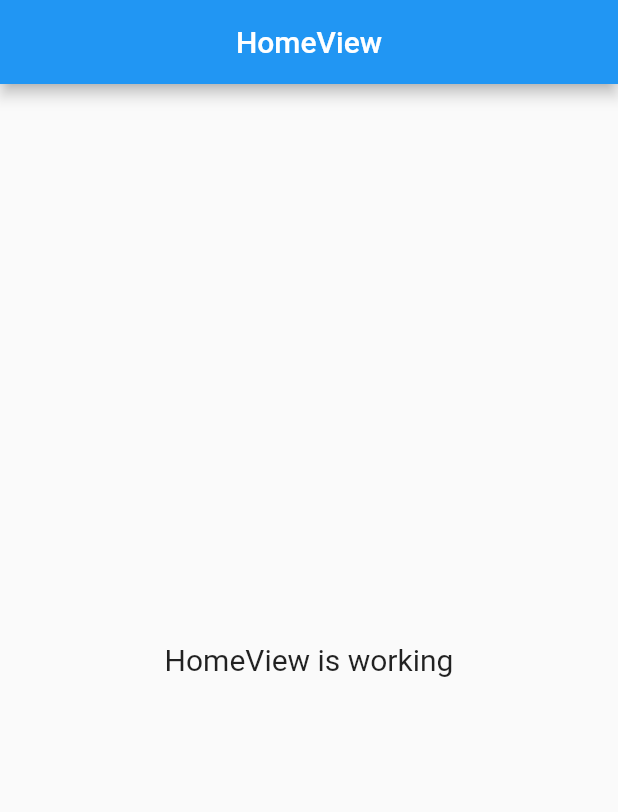
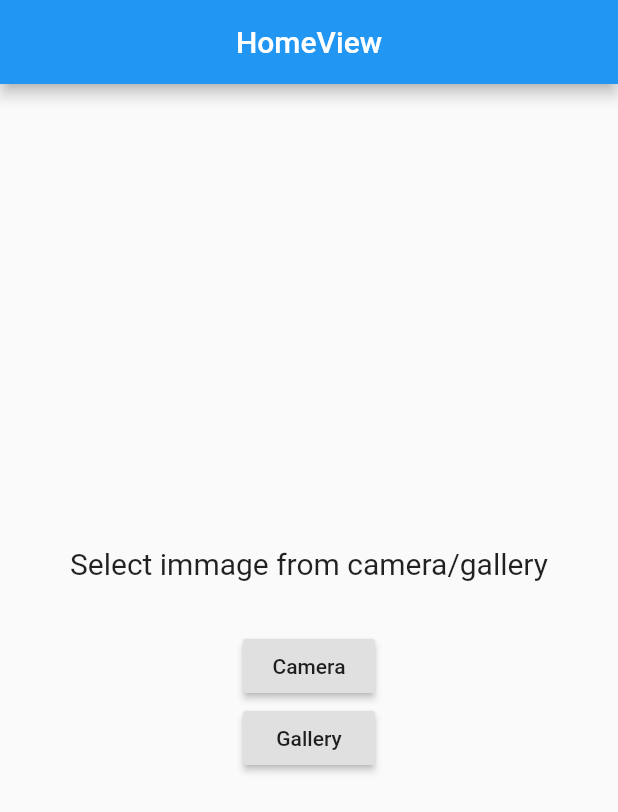
Before and after one commit to farhadhossen/image_picker_getx, a Flutter app: the screen it shows after launch, on a phone screen of 412 x 824 dp. Shown: the top 812 px of the screen. Run offline on Flutter 3.47's test engine with Material 2 defaults, Android fonts, the phone set to English and light mode, and no system bars; our stand-ins replace get, image_picker.

Commit message:
image selection from camera and gallery is done

```diff
--- a/lib/app/modules/home/views/home_view.dart
+++ b/lib/app/modules/home/views/home_view.dart
@@ -1,8 +1,10 @@
 import 'package:flutter/material.dart';
 
 import 'package:get/get.dart';
+import 'package:image_picker/image_picker.dart';
 
 import '../controllers/home_controller.dart';
+import 'dart:io';
 
 class HomeView extends GetView<HomeController> {
   @override
@@ -13,9 +15,37 @@ class HomeView extends GetView<HomeController> {
         centerTitle: true,
       ),
       body: Center(
-        child: Text(
-          'HomeView is working',
-          style: TextStyle(fontSize: 20),
+        child: SingleChildScrollView(
+          child: Column(
+            crossAxisAlignment: CrossAxisAlignment.center,
+            children: [
+
+              Obx(()=>controller.selectedImagePath.value==''?
+                  Text('Select immage from camera/gallery',
+                  style: TextStyle(fontSize: 20),
+                  )
+                  : Image.file(File(controller.selectedImagePath.value))
+              ),
+
+              SizedBox(height: 10,),
+              Obx(()=>Text(controller.selectedImageSize.value==''?'':
+              controller.selectedImageSize.value,
+              style: TextStyle(fontSize: 20),
+              ),
+              ),
+
+              RaisedButton(onPressed: (){
+                controller.getImage(ImageSource.camera);
+              },
+                child: Text("Camera"),
+              ),
+              RaisedButton(onPressed: (){
+                controller.getImage(ImageSource.gallery);
+              },
+              child: Text("Gallery"),
+              ),
+            ],
+          ),
         ),
       ),
     );
```
Also changed, not shown: lib/app/modules/home/controllers/home_controller.dart (+30 -6 lines).
